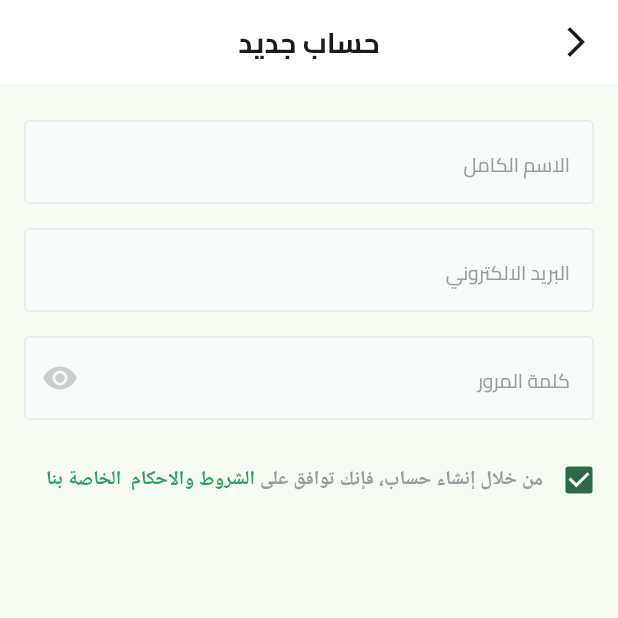
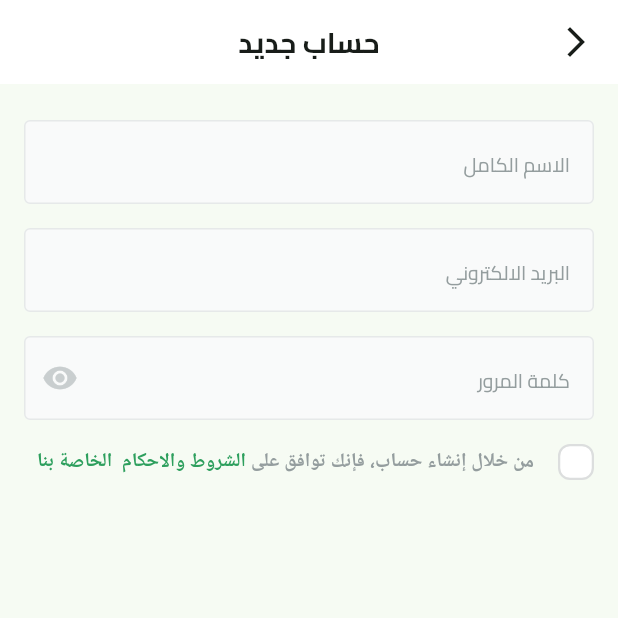
Before and after one commit to Shehab-Emad20/E-Commerce-App, a Flutter app: the SingnupView screen opened by its route, on a phone screen of 412 x 824 dp, the top half of it. Run offline on Flutter 3.47's test engine with Material 3 defaults, Android fonts, the phone set to English and light mode, and no system bars; our stand-ins replace dots_indicator, flutter_svg, shared_preferences; accounts and stored records are empty.

Commit message:
Signup ui part 4

```diff
--- a/lib/core/utils/app_images.dart
+++ b/lib/core/utils/app_images.dart
@@ -9,6 +9,10 @@ class Assets {
   /// Assets for imagesApplIcon
   /// assets/images/appl_icon.svg
   static const String imagesApplIcon = "assets/images/appl_icon.svg";
+
+  /// Assets for imagesCheck
+  /// assets/images/Check.svg
+  static const String imagesCheck = "assets/images/Check.svg";
 
   /// Assets for imagesFacebookIcon
   /// assets/images/facebook_icon.svg
--- /dev/null
+++ b/lib/features/auth/presentation/view/widgets/custom_check_box.dart
@@ -0,0 +1,38 @@
+import 'package:flutter/material.dart';
+import 'package:flutter_application_1/core/utils/app_colors.dart';
+import 'package:flutter_application_1/core/utils/app_images.dart';
+import 'package:flutter_svg/svg.dart';
+
+class CustomCheckBox extends StatelessWidget {
+  const CustomCheckBox(
+      {super.key, required this.isChecked, required this.onChecked});
+  final bool isChecked;
+  final ValueChanged<bool> onChecked;
+  @override
+  Widget build(BuildContext context) {
+    return GestureDetector(
+      onTap: () {
+        onChecked(!isChecked);
+      },
+      child: AnimatedContainer(
+          width: 24,
+          height: 24,
+          duration: Duration(microseconds: 100),
+          decoration: ShapeDecoration(
+            color: isChecked ? AppColors.primaryColor : Colors.white,
+            shape: RoundedRectangleBorder(
+              side: BorderSide(
+                  width: 1.5,
+                  color: isChecked ? Colors.transparent : Color(0xFFDCDEDE)),
+              borderRadius: BorderRadius.circular(8),
+            ),
+          ),
+          child: isChecked
+              ? Padding(
+                  padding: const EdgeInsets.all(2.0),
+                  child: SvgPicture.asset(Assets.imagesCheck),
+                )
+              : SizedBox()),
+    );
+  }
+}
--- a/lib/features/auth/presentation/view/widgets/terms_and_conditions.dart
+++ b/lib/features/auth/presentation/view/widgets/terms_and_conditions.dart
@@ -2,24 +2,29 @@ import 'package:flutter/material.dart';
 import 'package:flutter_application_1/constants.dart';
 import 'package:flutter_application_1/core/utils/app_colors.dart';
 import 'package:flutter_application_1/core/utils/app_text_styles.dart';
+import 'package:flutter_application_1/features/auth/presentation/view/widgets/custom_check_box.dart';
 
-class TermsAndConditions extends StatelessWidget {
+class TermsAndConditions extends StatefulWidget {
   const TermsAndConditions({super.key});
 
   @override
+  State<TermsAndConditions> createState() => _TermsAndConditionsState();
+}
+
+class _TermsAndConditionsState extends State<TermsAndConditions> {
+  bool isTermsAccepted = false;
+  @override
   Widget build(BuildContext context) {
-    return Transform.translate(
-      offset: const Offset(14, 0),
-      child: Row(
+    return Row(
       children: [
-          Checkbox(
-            value: true,
-            onChanged: (value) {},
-          ),
-          SizedBox(
-            width: MediaQuery.sizeOf(context).width -
-                (khorizinatalpadding * 2) -
-                48,
+        CustomCheckBox(
+            onChecked: (value) {
+              isTermsAccepted = value;
+              setState(() {});
+            },
+            isChecked: isTermsAccepted),
+        SizedBox(width: 16),
+        Expanded(
           child: Text.rich(TextSpan(children: [
             TextSpan(
               text: 'من خلال إنشاء حساب، فإنك توافق على',
@@ -43,7 +48,6 @@ class TermsAndConditions extends StatelessWidget {
           ])),
         )
       ],
-      ),
     );
   }
 }
```
Also changed, not shown: assets/images/Check.svg (added). Lines whose indentation alone changed are shown as unchanged.
